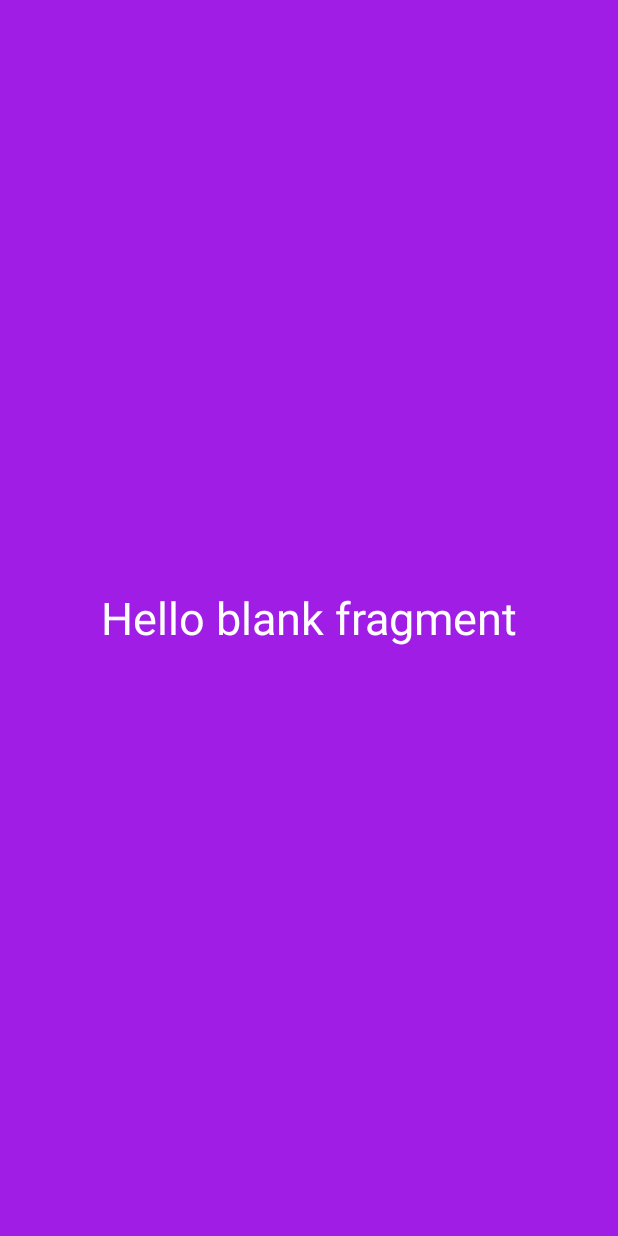
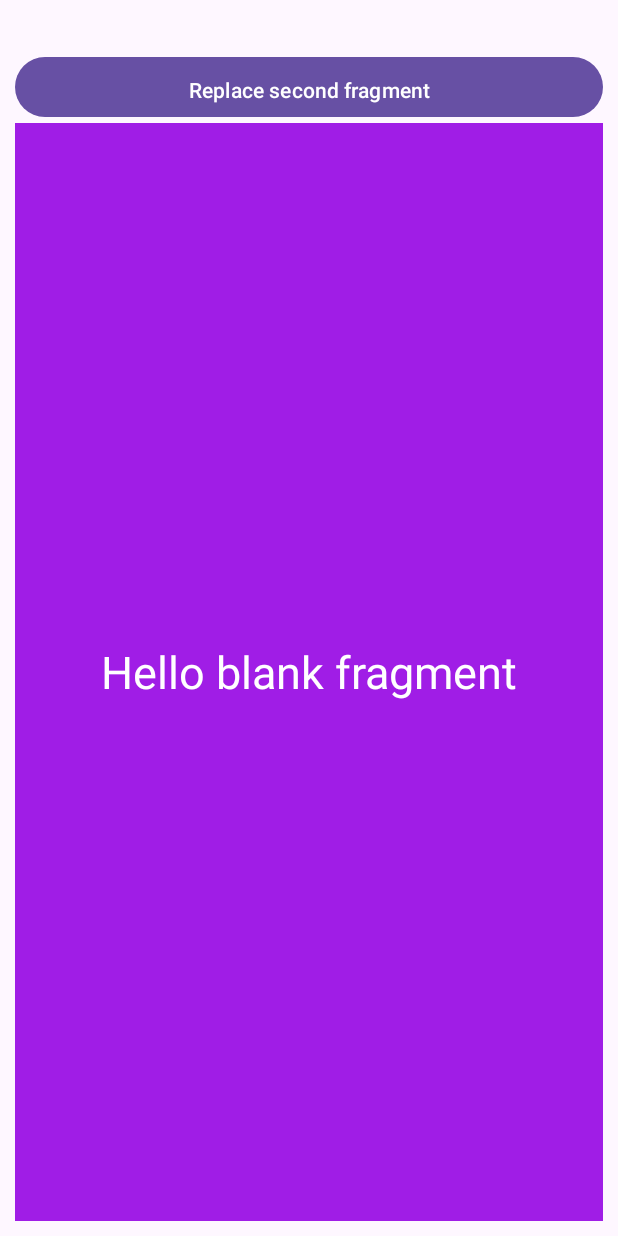
Before and after one commit to rohitbalage/global_android_development_kotlin, an Android app: the Fragment1 screen opened directly, with no data from a screen before it, on a phone screen of 412 x 824 dp. Run offline under Robolectric (Android 15) with nearby library versions, the phone set to English and light mode, and no system bars; Roboto replaces fonts that are not available here.

Commit message:
added second fragment replacement

```diff
--- a/app/src/main/java/com/rrbofficial/androiduipracticekotlin/Fragments.kt
+++ b/app/src/main/java/com/rrbofficial/androiduipracticekotlin/Fragments.kt
@@ -1,6 +1,7 @@
 package com.rrbofficial.androiduipracticekotlin
 
 import android.os.Bundle
+import android.widget.Button
 import androidx.activity.enableEdgeToEdge
 import androidx.appcompat.app.AppCompatActivity
 import androidx.core.view.ViewCompat
@@ -9,6 +10,9 @@ import androidx.fragment.app.FragmentManager
 import androidx.fragment.app.FragmentTransaction
 
 class Fragments : AppCompatActivity() {
+
+
+    lateinit var  replace : Button
     override fun onCreate(savedInstanceState: Bundle?) {
         super.onCreate(savedInstanceState)
         enableEdgeToEdge()
@@ -23,6 +27,16 @@ class Fragments : AppCompatActivity() {
         fragmentTransaction.add(R.id.frame, firstFragment)
         fragmentTransaction.commit()
 
+       replace = findViewById(R.id.buttonReplace)
+
+        replace.setOnClickListener {
+            val secondfragmentManager: FragmentManager = supportFragmentManager
+            val secondfragmentTransaction: FragmentTransaction = secondfragmentManager.beginTransaction()
+
+            val secondFragment = Fragment2()
+            secondfragmentTransaction.replace(R.id.frame, secondFragment) // Use secondfragmentTransaction here
+            secondfragmentTransaction.commit()
+        }
 
     }
 }
--- a/app/src/main/res/layout/activity_fragments.xml
+++ b/app/src/main/res/layout/activity_fragments.xml
@@ -1,16 +1,34 @@
 <?xml version="1.0" encoding="utf-8"?>
-<FrameLayout xmlns:android="http://schemas.android.com/apk/res/android"
-    xmlns:app="http://schemas.android.com/apk/res-auto"
+<LinearLayout xmlns:android="http://schemas.android.com/apk/res/android"
     xmlns:tools="http://schemas.android.com/tools"
-    android:id="@+id/frame"
     android:layout_width="match_parent"
     android:layout_height="match_parent"
-    android:orientation="vertical"
-    tools:context=".Fragments">
+    android:layout_margin="10dp"
+    android:layout_marginTop="20dp"
+    android:orientation="vertical">
+
+    <!-- Status Bar Padding -->
+    <View
+        android:id="@+id/statusBarPadding"
+        android:layout_width="match_parent"
+        android:layout_height="24dp"
+        android:background="@android:color/transparent" />
+
+    <Button
+        android:id="@+id/buttonReplace"
+        android:layout_width="match_parent"
+        android:paddingTop="10dp"
+        android:layout_gravity="center_horizontal"
+        android:gravity="center"
+        android:layout_height="wrap_content"
+        android:text="@string/replacesecondfragment" />
 
     <FrameLayout
+        android:id="@+id/frame"
         android:layout_width="match_parent"
-        android:layout_height="match_parent">
+        android:layout_height="match_parent"
+        android:orientation="vertical"
+        tools:context=".Fragments">
+    </FrameLayout>
 
-    </FrameLayout>
-</FrameLayout>
+</LinearLayout>
--- a/app/src/main/res/values/colors.xml
+++ b/app/src/main/res/values/colors.xml
@@ -3,4 +3,5 @@
     <color name="black">#FF000000</color>
     <color name="white">#FFFFFFFF</color>
     <color name ="violet">#A01DE6</color>">
+    <color name ="yellow">#FFEB3B</color>">
 </resources>
--- a/app/src/main/res/values/strings.xml
+++ b/app/src/main/res/values/strings.xml
@@ -65,4 +65,5 @@
     <!-- TODO: Remove or change this placeholder text -->
     <string name="hello_blank_fragment">Hello blank fragment</string>
     <string name="fragments">Fragments</string>
+    <string name="replacesecondfragment">Replace second fragment</string>
 </resources>
```
Also changed, not shown: app/src/main/java/com/rrbofficial/androiduipracticekotlin/Fragment1.kt (+0 -19 lines), app/src/main/java/com/rrbofficial/androiduipracticekotlin/Fragment2.kt (added, +18 -0 lines), app/src/main/res/layout/fragment2.xml (added, +19 -0 lines).
